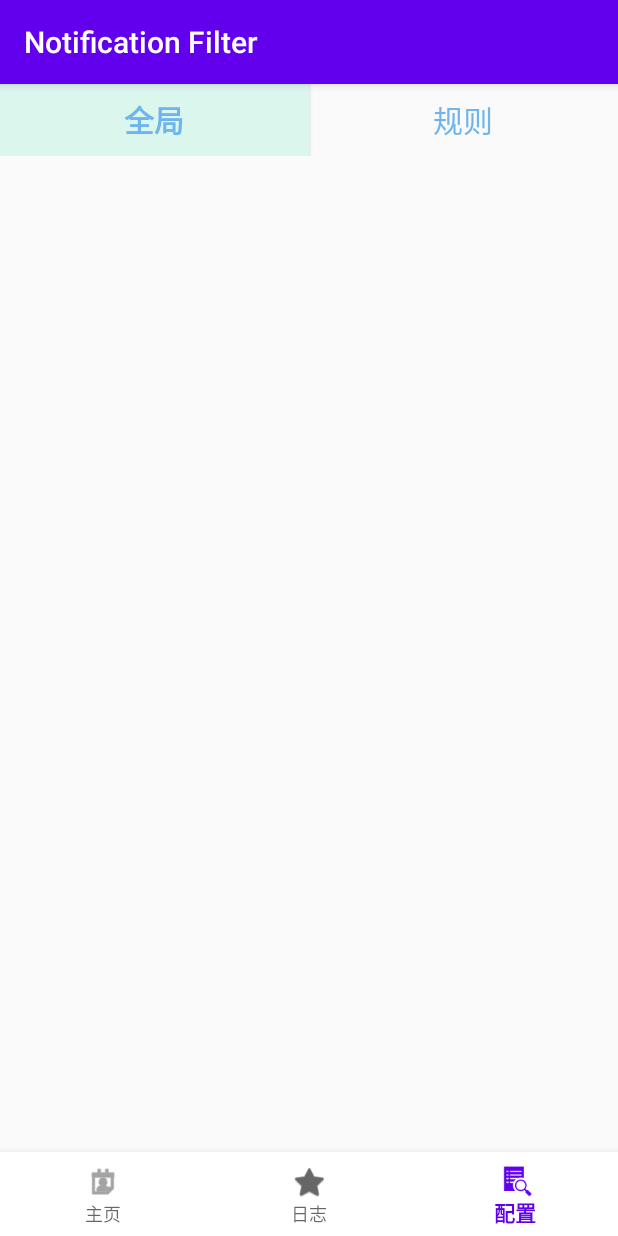
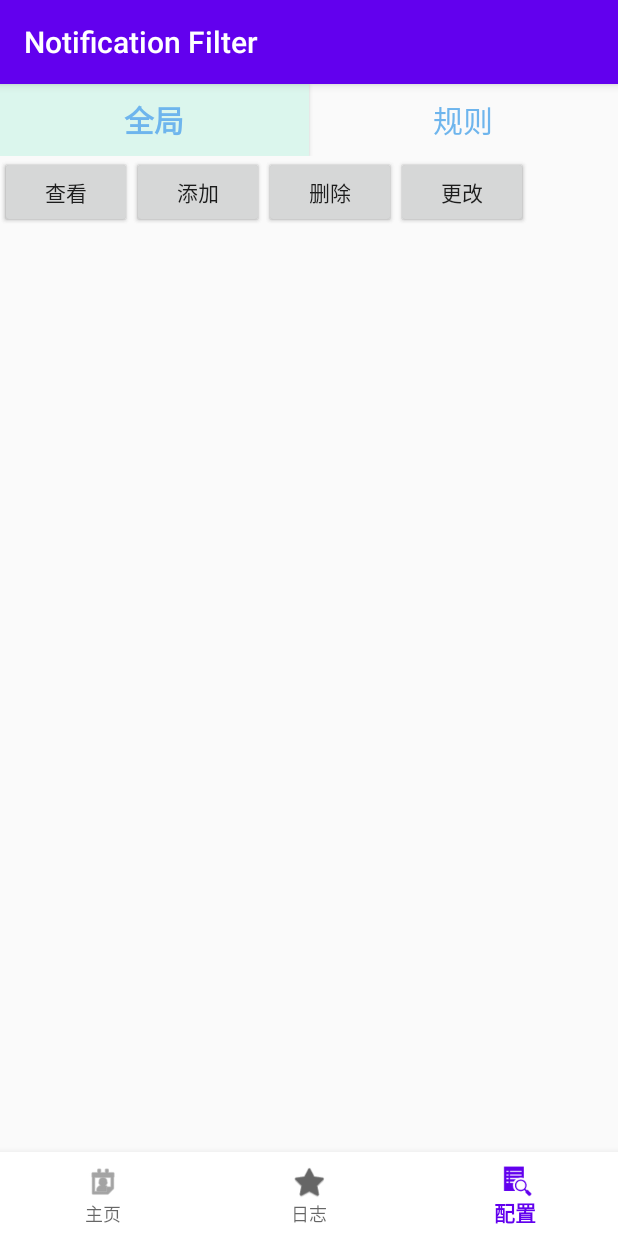
Before and after one commit to GSteve-Paul/NotificationFilter, an Android app: the Profile screen opened through its navigation route, on a phone screen of 412 x 824 dp. Run offline under Robolectric (Android 15) with nearby library versions, the phone set to English and light mode, and no system bars; our stand-ins replace navigation-ui; 4 statements that could not run were skipped.

Commit message:
ZhangWx的第三个页面，已完成，待测试

```diff
--- a/app/src/main/java/com/lijn/notificationfilter/front/fragment/Profile.java
+++ b/app/src/main/java/com/lijn/notificationfilter/front/fragment/Profile.java
@@ -9,29 +9,48 @@ import android.view.ViewGroup;
 import android.widget.Button;
 import androidx.annotation.NonNull;
 import androidx.annotation.Nullable;
+import androidx.constraintlayout.widget.ConstraintLayout;
 import androidx.fragment.app.Fragment;
 import com.lijn.notificationfilter.R;
+import com.lijn.notificationfilter.back.entity.FilterData;
+import com.lijn.notificationfilter.front.fragment.globalProfileAdapter;
+import com.lijn.notificationfilter.front.fragment.ruleProfileAdapter;
+import java.util.ArrayList;
+import java.util.List;
 import org.jetbrains.annotations.NotNull;
+
+import android.widget.ListView;
 
 /**
  * A simple {@link Fragment} subclass.
  * Use the {@link Profile#newInstance} factory method to
  * create an instance of this fragment.
  */
-public class Profile extends Fragment
-{
+public class Profile extends Fragment {
     // TODO: Rename parameter arguments, choose names that match
     // the fragment initialization parameters, e.g. ARG_ITEM_NUMBER
+
+    private ruleProfileAdapter ruleAdapter;
+    private ListView ruleListView;
+    private List<FilterData> rulefilterdatalist;
+
+    private globalProfileAdapter globalAdapter;
+    private ListView globalListView;
+    private List<FilterData> globalfilterdatalist;
+
     private static final String ARG_PARAM1 = "param1";
     private static final String ARG_PARAM2 = "param2";
+    ConstraintLayout ruleLayout;
+    ConstraintLayout globalLayout;
     Button ruleButton;
     Button globalButton;
+
     // TODO: Rename and change types of parameters
     private String mParam1;
     private String mParam2;
-
-    public Profile()
-    {
+    private boolean isGlobalSelected = false;
+    private boolean isRuleSelected = false;
+    public Profile() {
         // Required empty public constructor
     }
 
@@ -44,8 +63,7 @@ public class Profile extends Fragment
      * @return A new instance of fragment Profile.
      */
     // TODO: Rename and change types and number of parameters
-    public static Profile newInstance(String param1, String param2)
-    {
+    public static Profile newInstance(String param1, String param2) {
         Profile fragment = new Profile();
         Bundle args = new Bundle();
         args.putString(ARG_PARAM1, param1);
@@ -55,29 +73,118 @@ public class Profile extends Fragment
     }
 
     @Override
-    public void onCreate(Bundle savedInstanceState)
-    {
+    public void onCreate(Bundle savedInstanceState) {
         super.onCreate(savedInstanceState);
-        if (getArguments() != null)
-        {
+        if (getArguments() != null) {
             mParam1 = getArguments().getString(ARG_PARAM1);
             mParam2 = getArguments().getString(ARG_PARAM2);
         }
 
+        showHideLayout();
 
     }
 
     @Override
-    public View onCreateView(LayoutInflater inflater, ViewGroup container, Bundle savedInstanceState)
-    {
-        // Inflate the layout for this fragment
-        return inflater.inflate(R.layout.fragment_profile, container, false);
+    public View onCreateView(LayoutInflater inflater, ViewGroup container, Bundle savedInstanceState) {
+        View view = inflater.inflate(R.layout.fragment_profile, container, false);
+
+        rulefilterdatalist = new ArrayList<>();
+        globalfilterdatalist = new ArrayList<>();
+
+        globalButton = view.findViewById(R.id.globalButton);
+        ruleButton = view.findViewById(R.id.ruleButton);
+
+        globalButton.setOnClickListener(new View.OnClickListener() {
+            @Override
+            public void onClick(View view) {
+                isGlobalSelected = true;
+                isRuleSelected = false;
+                showHideLayout();
+            }
+        });
+        ruleButton.setOnClickListener(new View.OnClickListener() {
+            @Override
+            public void onClick(View view) {
+                isRuleSelected = true;
+                isGlobalSelected = false;
+                showHideLayout();
+            }
+        });
+
+//        globalButton.setOnTouchListener(new View.OnTouchListener() {
+//            @Override
+//            public boolean onTouch(View v, MotionEvent event) {
+//                switch (event.getAction()) {
+//                    case MotionEvent.ACTION_DOWN:
+//                        isGlobalSelected = true;
+//                        isRuleSelected = false;
+//                        showHideLayout();
+//                        break;
+//                    case MotionEvent.ACTION_UP:
+//                        isGlobalSelected = false;
+//                        showHideLayout();
+//                        break;
+//                }
+//                return true;
+//            }
+//        });
+//        ruleButton.setOnTouchListener(new View.OnTouchListener() {
+//            @Override
+//            public void onTouch(View view) {}
+//            public boolean onTouch(View v, MotionEvent event) {
+//                switch (event.getAction()) {
+//                    case MotionEvent.ACTION_DOWN:
+//                        isRuleSelected = true;
+//                        isGlobalSelected = false;
+//                        showHideLayout();
+//                        break;
+//                    case MotionEvent.ACTION_UP:
+//                        isRuleSelected = false;
+//                        showHideLayout();
+//                        break;
+//                }
+//                return true;
+//            }
+//        });
+        return view;
     }
 
     @Override
     public void onViewCreated(@NonNull @NotNull View view, @Nullable @org.jetbrains.annotations.Nullable Bundle savedInstanceState)
     {
         super.onViewCreated(view, savedInstanceState);
+
+        ruleListView = view.findViewById(R.id.ruleList);
+        ruleAdapter = new ruleProfileAdapter(rulefilterdatalist, getContext());
+        ruleListView.setAdapter(ruleAdapter);
+
+        globalListView = view.findViewById(R.id.globalList);
+        globalAdapter = new globalProfileAdapter(globalfilterdatalist, getContext());
+        globalListView.setAdapter(globalAdapter);
+
+        Button ruleViewButton = view.findViewById(R.id.ruleView);
+        ruleViewButton.setOnClickListener(v -> viewRules());
+
+        Button ruleAddButton = view.findViewById(R.id.ruleAdd);
+        ruleAddButton.setOnClickListener(v -> addRule());
+
+        Button ruleModifyButton = view.findViewById(R.id.ruleModify);
+        ruleModifyButton.setOnClickListener(v -> modifyRule());
+
+        Button ruleDeleteButton = view.findViewById(R.id.ruleDelete);
+        ruleDeleteButton.setOnClickListener(v -> deleteRule());
+
+        Button globalViewButton = view.findViewById(R.id.globalView);
+        globalViewButton.setOnClickListener(v -> viewGlobal());
+
+        Button globalAddButton = view.findViewById(R.id.globalAdd);
+        globalAddButton.setOnClickListener(v -> addGlobal());
+
+        Button globalModifyButton = view.findViewById(R.id.globalModify);
+        globalModifyButton.setOnClickListener(v -> modifyGlobal());
+
+        Button globalDeleteButton = view.findViewById(R.id.globalDelete);
+        globalDeleteButton.setOnClickListener(v -> deleteGlobal());
 
         ruleButton = view.findViewById(R.id.ruleButton);
         globalButton = view.findViewById(R.id.globalButton);
@@ -89,7 +196,6 @@ public class Profile extends Fragment
         globalButton.setOnClickListener((v) -> {
             turnGlobalProfile();
         });
-
     }
 
     private void turnGlobalProfile()
@@ -125,4 +231,64 @@ public class Profile extends Fragment
         transparentDrawable.setColor(0x00000000);
         globalButton.setBackground(transparentDrawable);
     }
+    private void showHideLayout() {
+        ruleLayout = getView().findViewById(R.id.ruleConstraintLayout);
+        globalLayout = getView().findViewById(R.id.globalConstraintLayout);
+        if (isGlobalSelected) {
+            globalLayout.setVisibility(View.VISIBLE);
+            ruleLayout.setVisibility(View.GONE);
+        } else if (isRuleSelected) {
+            globalLayout.setVisibility(View.GONE);
+            ruleLayout.setVisibility(View.VISIBLE);
+        } else {
+            globalLayout.setVisibility(View.GONE);
+            ruleLayout.setVisibility(View.GONE);
+        }
+    }
+    private void addRule() {
+        FilterData newRule = new FilterData();
+        ruleAdapter.ruleAdd(newRule);
+    }
+
+    private void modifyRule() {
+        int selectedPosition = ruleListView.getSelectedItemPosition();
+        if (selectedPosition != ListView.INVALID_POSITION) {
+            FilterData ruleToUpdate = rulefilterdatalist.get(selectedPosition);
+            ruleAdapter.ruleModify(selectedPosition, ruleToUpdate);
+        }
+    }
+
+    private void deleteRule() {
+        int selectedPosition = ruleListView.getSelectedItemPosition();
+        if (selectedPosition != ListView.INVALID_POSITION) {
+            ruleAdapter.ruleDelete(selectedPosition);
+        }
+    }
+
+    private void viewRules() {
+        ruleAdapter.ruleView();
+    }
+    private void addGlobal() {
+        FilterData newglobal = new FilterData();
+        globalAdapter.globalAdd(newglobal);
+    }
+
+    private void modifyGlobal() {
+        int selectedPosition = ruleListView.getSelectedItemPosition();
+        if (selectedPosition != ListView.INVALID_POSITION) {
+            FilterData globalToUpdate = globalfilterdatalist.get(selectedPosition);
+            globalAdapter.globalModify(selectedPosition, globalToUpdate);
+        }
+    }
+
+    private void deleteGlobal() {
+        int selectedPosition = globalListView.getSelectedItemPosition();
+        if (selectedPosition != ListView.INVALID_POSITION) {
+            globalAdapter.globalDelete(selectedPosition);
+        }
+    }
+
+    private void viewGlobal() {
+        globalAdapter.globalView();
+    }
 }
--- a/app/src/main/res/layout/fragment_profile.xml
+++ b/app/src/main/res/layout/fragment_profile.xml
@@ -7,6 +7,7 @@
         android:layout_height="match_parent"
         tools:context=".front.fragment.Profile">
     <androidx.constraintlayout.widget.ConstraintLayout
+            android:id="@+id/filterSelector"
             app:layout_constraintTop_toTopOf="parent"
             app:layout_constraintLeft_toLeftOf="parent"
             android:layout_width="match_parent"
@@ -23,7 +24,6 @@
                 android:background="#DBF6ED"
                 android:id="@+id/globalButton"
                 android:layout_width="0dp"/>
-
         <Button
                 android:text="规则"
                 android:textSize="20dp"
@@ -36,5 +36,97 @@
                 android:id="@+id/ruleButton"
                 android:layout_width="0dp"/>
     </androidx.constraintlayout.widget.ConstraintLayout>
-
+    <androidx.constraintlayout.widget.ConstraintLayout
+        android:id="@+id/globalConstraintLayout"
+        android:layout_width="wrap_content"
+        android:layout_height="wrap_content"
+        app:layout_constraintTop_toBottomOf="@+id/filterSelector">
+        <androidx.constraintlayout.widget.ConstraintLayout
+            android:id="@+id/globalcontroller"
+            android:layout_width="wrap_content"
+            android:layout_height="wrap_content"
+            >
+            <Button
+                android:id="@+id/globalView"
+                android:layout_width="wrap_content"
+                android:layout_height="wrap_content"
+                android:text="查看">
+            </Button>
+            <Button
+                android:id="@+id/globalAdd"
+                android:layout_width="wrap_content"
+                android:layout_height="wrap_content"
+                android:text="添加"
+                app:layout_constraintLeft_toRightOf="@+id/globalView">
+            </Button>
+            <Button
+                android:id="@+id/globalDelete"
+                android:layout_width="wrap_content"
+                android:layout_height="wrap_content"
+                android:text="删除"
+                app:layout_constraintLeft_toRightOf="@+id/globalAdd">
+            </Button>
+            <Button
+                android:id="@+id/globalModify"
+                android:layout_width="wrap_content"
+                android:layout_height="wrap_content"
+                android:text="更改"
+                app:layout_constraintLeft_toRightOf="@+id/globalDelete">
+            </Button>
+        </androidx.constraintlayout.widget.ConstraintLayout>
+        <ListView
+            android:id="@+id/globalList"
+            android:layout_width="match_parent"
+            android:layout_height="wrap_content"
+            app:layout_constraintTop_toBottomOf="@+id/globalcontroller">
+        </ListView>
+    </androidx.constraintlayout.widget.ConstraintLayout>
+    <androidx.constraintlayout.widget.ConstraintLayout
+        android:id="@+id/ruleConstraintLayout"
+        android:layout_width="wrap_content"
+        android:layout_height="wrap_content"
+        app:layout_constraintTop_toBottomOf="@+id/filterSelector">
+        <androidx.constraintlayout.widget.ConstraintLayout
+            android:id="@+id/rulecontroller"
+            android:layout_width="wrap_content"
+            android:layout_height="wrap_content"
+            >
+            <Button
+                android:id="@+id/ruleView"
+                android:layout_width="wrap_content"
+                android:layout_height="wrap_content"
+                android:text="查看"
+                >
+            </Button>
+            <Button
+                android:id="@+id/ruleAdd"
+                android:layout_width="wrap_content"
+                android:layout_height="wrap_content"
+                android:text="添加"
+                app:layout_constraintLeft_toRightOf="@+id/ruleView"
+                >
+            </Button>
+            <Button
+                android:id="@+id/ruleDelete"
+                android:layout_width="wrap_content"
+                android:layout_height="wrap_content"
+                app:layout_constraintLeft_toRightOf="@+id/ruleAdd"
+                android:text="删除"
+                >
+            </Button>
+            <Button
+                android:id="@+id/ruleModify"
+                android:layout_width="wrap_content"
+                android:layout_height="wrap_content"
+                app:layout_constraintLeft_toRightOf="@+id/ruleDelete"
+                android:text="更改">
+            </Button>
+        </androidx.constraintlayout.widget.ConstraintLayout>
+        <ListView
+            android:id="@+id/ruleList"
+            android:layout_width="match_parent"
+            android:layout_height="wrap_content"
+            app:layout_constraintTop_toBottomOf="@+id/rulecontroller">
+        </ListView>
+    </androidx.constraintlayout.widget.ConstraintLayout>
 </androidx.constraintlayout.widget.ConstraintLayout>
```
Also changed, not shown: app/src/main/java/com/lijn/notificationfilter/front/fragment/globalProfileAdapter.java (added, +164 -0 lines), app/src/main/java/com/lijn/notificationfilter/front/fragment/ruleProfileAdapter.java (added, +171 -0 lines), app/src/main/res/layout/profile_item.xml (added, +42 -0 lines).
